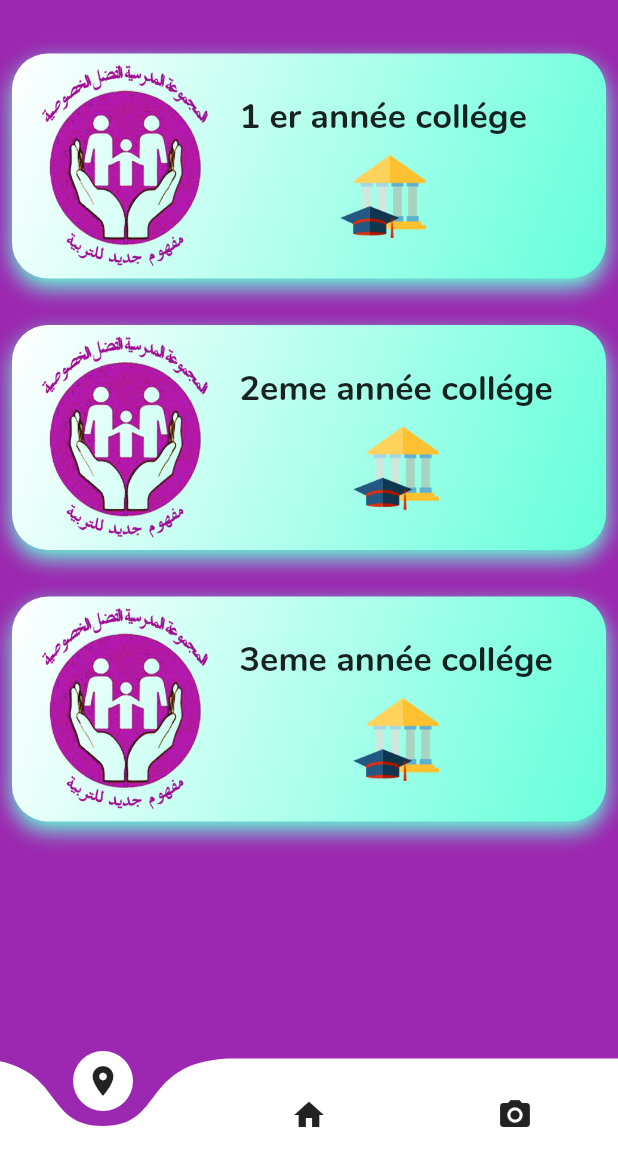
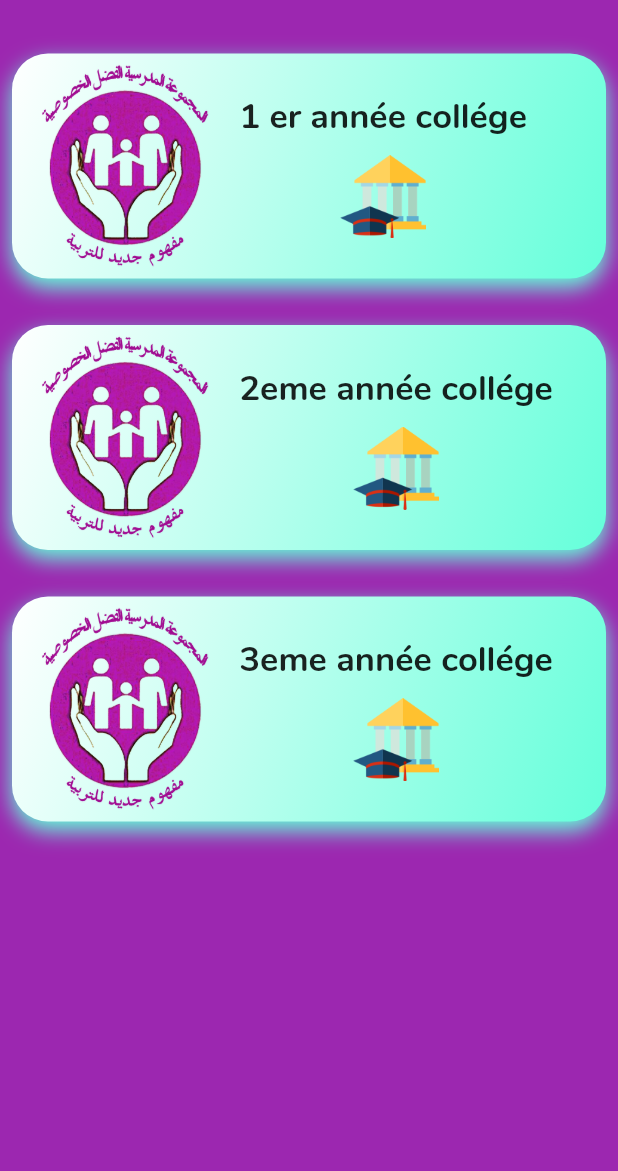
Before and after one commit to hamadachtibat/bestproject, a Flutter app: the homepage screen opened directly, after a tap on "COLLEGE", on a phone screen of 412 x 824 dp, the part 65-1236 px from its top. Run offline on Flutter 3.47's test engine with Material 2 defaults, Android fonts, the phone set to English and light mode, and no system bars; drawn by our look-alikes of curved_navigation_bar; our stand-ins replace carousel_pro, cloud_firestore, file_picker, firebase_auth, firebase_storage, flutter_keyboard_visibility and 1 more; missing offline and left inert: flutter_plugin_pdf_viewer; accounts and stored records are empty; network calls fail.

Commit message:
hope for changes

```diff
--- a/lib/main.dart
+++ b/lib/main.dart
@@ -155,7 +155,7 @@ class _LoginPageState extends State<LoginPage> {
                                   milliseconds: 1000
                               ),
                               margin:  EdgeInsets.only(
-                                top: _tophead,
+                                top: 50,
                               ),
                               child: Text(
                                 "BIENVENUE",
@@ -330,6 +330,7 @@ class _LoginPageState extends State<LoginPage> {
                               ),
                         ],
                       ),
+                      SizedBox(height: 20,),
                       Column(
                         children: <Widget>[
                           GestureDetector(
--- a/lib/pages/college.dart
+++ b/lib/pages/college.dart
@@ -179,14 +179,7 @@ class _collegelistState extends State<collegelist> {
             )
         ],
       ),
-      bottomNavigationBar: CurvedNavigationBar(
-          backgroundColor: Colors.purple,
-          items: <Widget>[
-            Icon(Icons.location_on,),
-            Icon(Icons.home),
-            Icon(Icons.camera_alt),
-          ]
-      ),
+
     );
   }
 }
--- a/lib/pages/home.dart
+++ b/lib/pages/home.dart
@@ -1,3 +1,4 @@
+import 'package:flutter/cupertino.dart';
 import 'package:flutter/material.dart';
 import 'package:curved_navigation_bar/curved_navigation_bar.dart';
 import 'package:flutter_alfadl2/main.dart';
@@ -33,7 +34,7 @@ class _homepageState extends State<homepage> {
 
         child: Column(
           children: <Widget>[
-            SizedBox(height:20 ),
+            SizedBox(height:5 ),
              Center(
               child: Stack(
                   children: <Widget>[
@@ -49,13 +50,13 @@ class _homepageState extends State<homepage> {
                    decoration: BoxDecoration(
                        borderRadius: BorderRadius.circular(24),
                        gradient: LinearGradient(
-                                   colors: [Colors.white,Colors.purpleAccent],
+                         colors: [Colors.white,Colors.red],
                          begin: Alignment.topLeft,
                          end: Alignment.bottomRight,
                        ),
                        boxShadow: [
                          BoxShadow(
-                                           color: Colors.purpleAccent,
+                           color: Colors.redAccent,
                            blurRadius: 12,
                            offset: Offset(0,6),
                          )
@@ -64,10 +65,11 @@ class _homepageState extends State<homepage> {
                    child: Row(
                      children: <Widget>[
                        Image.asset("assets/images/alfadl.png"),
+                       SizedBox(width: 30,),
                        Column(
-                                           mainAxisAlignment:MainAxisAlignment.center ,
+                         mainAxisAlignment: MainAxisAlignment.center,
                          children: <Widget>[
-                                            Text("PRIMAIRE",
+                           Text("LES ANNONCES ",
                              style: TextStyle(
                                  color: Colors.white,
                                  fontFamily: "Nunito",
@@ -94,11 +96,11 @@ class _homepageState extends State<homepage> {
             ],
             ),
             ),
-            SizedBox(height:20 ),
+            SizedBox(height:10 ),
             GestureDetector(
               onTap:  (){
                 Navigator.push(context, new MaterialPageRoute(
-                  builder: (context) => collegelist(),
+                  builder: (context) => primairelist(),
                 ));
               },
               child: Container(
@@ -107,7 +109,7 @@ class _homepageState extends State<homepage> {
                 decoration: BoxDecoration(
                     borderRadius: BorderRadius.circular(24),
                     gradient: LinearGradient(
-                      colors: [Colors.white,Colors.teal],
+                      colors: [Colors.white,Colors.lightGreenAccent],
                       begin: Alignment.topLeft,
                       end: Alignment.bottomRight,
                     ),
@@ -122,10 +124,11 @@ class _homepageState extends State<homepage> {
                 child: Row(
                   children: <Widget>[
                     Image.asset("assets/images/alfadl.png"),
+                    SizedBox(width: 30,),
                     Column(
                       mainAxisAlignment:MainAxisAlignment.center ,
                       children: <Widget>[
-                        Text("COLLEGE",
+                        Text("PRAIMAIRE",
                           style: TextStyle(
                               color: Colors.white,
                               fontFamily: "Nunito",
@@ -149,11 +152,11 @@ class _homepageState extends State<homepage> {
                 ),
               ),
             ),
-            SizedBox(height:20 ),
+            SizedBox(height:10 ),
             GestureDetector(
               onTap:  (){
                 Navigator.push(context, new MaterialPageRoute(
-                  builder: (context) => lyceelist(),
+                  builder: (context) => collegelist(),
                 ));
               },
               child: Container(
@@ -162,13 +165,13 @@ class _homepageState extends State<homepage> {
                 decoration: BoxDecoration(
                     borderRadius: BorderRadius.circular(24),
                     gradient: LinearGradient(
-                      colors: [Colors.white,Colors.amber],
+                      colors: [Colors.white,Colors.tealAccent],
                       begin: Alignment.topLeft,
                       end: Alignment.bottomRight,
                     ),
                     boxShadow: [
                       BoxShadow(
-                        color: Colors.amber,
+                        color: Colors.teal,
                         blurRadius: 12,
                         offset: Offset(0,6),
                       )
@@ -177,17 +180,16 @@ class _homepageState extends State<homepage> {
                 child: Row(
                   children: <Widget>[
                     Image.asset("assets/images/alfadl.png"),
+                    SizedBox(width: 30,),
                     Column(
                        mainAxisAlignment: MainAxisAlignment.center,
                       crossAxisAlignment: CrossAxisAlignment.start,
                       children: <Widget>[
-                        Expanded(
-                          child: Text("LYCEE SCIENTIFIQUE",
+                        Text("COLLEGE ",
                           style: TextStyle(
                               color: Colors.white,
                               fontFamily: "Nunito",
                               fontSize: 20
-                            ),
                           ),
                         ),
                         SizedBox(height:16),
@@ -208,6 +210,62 @@ class _homepageState extends State<homepage> {
                 ),
               ),
             ),
+            SizedBox(height: 10,),
+            GestureDetector(
+              onTap:  (){
+                Navigator.push(context, new MaterialPageRoute(
+                  builder: (context) => lyceelist(),
+                ));
+              },
+              child: Container(
+                margin: EdgeInsets.all(8),
+                height: 100,
+                decoration: BoxDecoration(
+                    borderRadius: BorderRadius.circular(24),
+                    gradient: LinearGradient(
+                      colors: [Colors.white,Colors.amberAccent],
+                      begin: Alignment.topLeft,
+                      end: Alignment.bottomRight,
+                    ),
+                    boxShadow: [
+                      BoxShadow(
+                        color: Colors.amber,
+                        blurRadius: 12,
+                        offset: Offset(0,6),
+                      )
+                    ]
+                ),
+                child: Row(
+                  children: <Widget>[
+                    Image.asset("assets/images/alfadl.png"),
+                    SizedBox(width: 30,),
+                    Column(
+                      mainAxisAlignment: MainAxisAlignment.center,
+                      children: <Widget>[
+                        Text("LYCEE",
+                          style: TextStyle(
+                              color: Colors.white,
+                              fontFamily: "Nunito",
+                              fontSize: 20
+                          ),
+                        ),
+                        SizedBox(height:16),
+                        Row(
+                          children: <Widget>[
+                            Icon(Icons.location_on,color: Colors.white,size: 20,),
+                            Text(" ALFADL II ",
+                              style: TextStyle(
+                                color: Colors.white,
+                              ),
+                            ),
+                          ],
+                        )
+                      ],
+                    ),
+                  ],
+                ),
+              ),
+            ),
   ],
     ),
       ),
@@ -215,7 +273,9 @@ class _homepageState extends State<homepage> {
           backgroundColor: Colors.purple,
           items: <Widget>[
             IconButton(
-              icon: Icon(Icons.home),
+
+              icon: Icon(
+                  Icons.home),
               onPressed: (){
                 Navigator.push(context, new MaterialPageRoute(
                   builder: (context) => homepage(),
```
Also changed, not shown: lib/pages/1annecollege.dart (+1 -8 lines), lib/pages/2emeannecollege.dart (+1 -8 lines), lib/pages/3annecollege.dart (+1 -8 lines), lib/pages/6emeSEco.dart (+1 -8 lines), lib/pages/6emeSX.dart (+1 -8 lines), lib/pages/bacphysique.dart (+1 -8 lines), lib/pages/bacsvt.dart (+1 -8 lines), lib/pages/lycee.dart (+5 -12 lines), lib/pages/primaire.dart (+10 -15 lines). Lines whose indentation alone changed are shown as unchanged.
